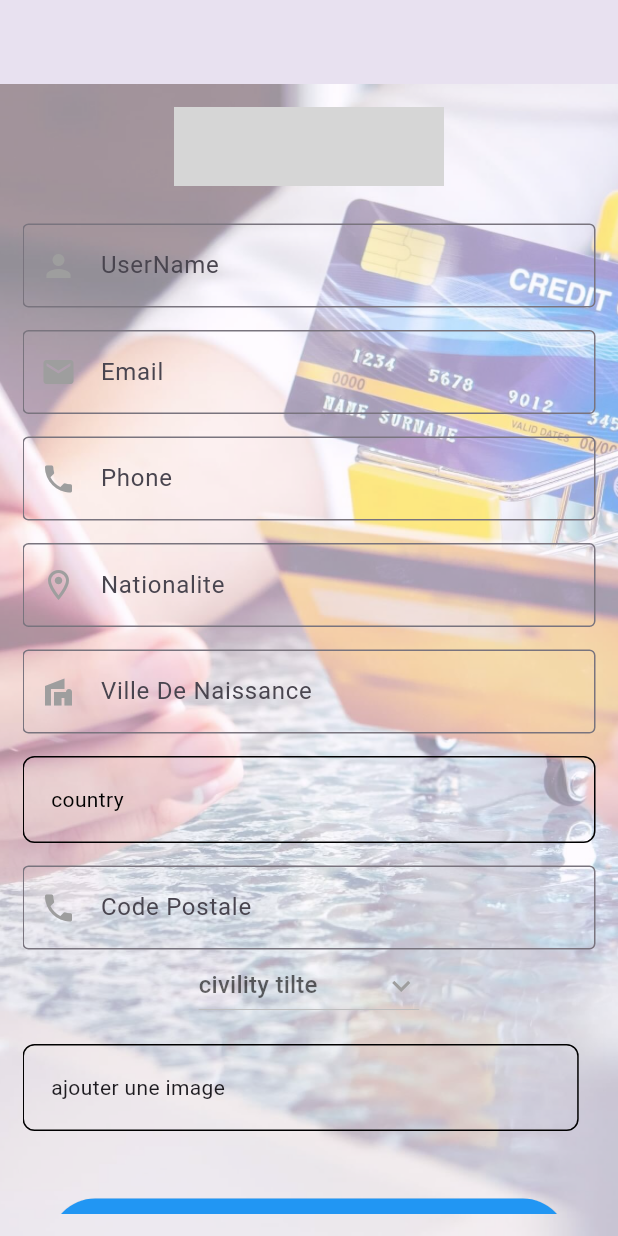
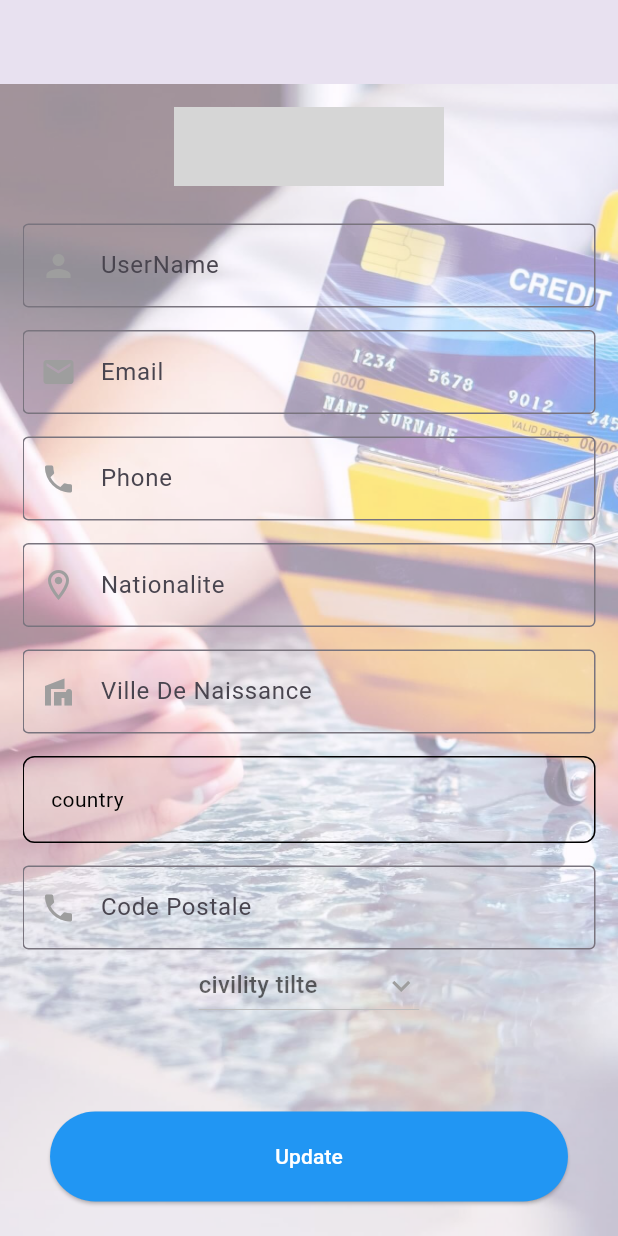
Before and after one commit to Atoui-Yassine/pfefront, a Flutter app: the EditProfileScreen widget shown alone on an empty page, opened directly, scrolled down 163 dp, on a phone screen of 412 x 824 dp. Run offline on Flutter 3.47's test engine with Material 3 defaults, Android fonts, the light colour scheme and no system bars; our stand-ins replace another_flutter_splash_screen, babstrap_settings_screen, country_picker, device_preview, dio, email_validator and 5 more; missing offline and left inert: dart:html, flip_carousel, widget_slider; accounts and stored records are empty; network calls fail; grey boxes are pictures that could not be loaded.

Commit message:
modification edit profile widget civility

```diff
--- a/lib/controllers/profile_controller.dart
+++ b/lib/controllers/profile_controller.dart
@@ -110,6 +110,7 @@ class ProfileController extends GetxController {
         AppStorage.saveId(loginModel!.id.toString());
         AppStorage.saveName(loginModel!.username);
         AppStorage.saveEmail(loginModel!.email!);
+        getUser();
         Get.to(const PropositionFinancementScreen());
       }
     } catch (e) {
--- a/lib/core/widgets/custom_drawer.dart
+++ b/lib/core/widgets/custom_drawer.dart
@@ -133,7 +133,7 @@ class _CustomDrawerState extends State<CustomDrawer> {
                         items: [
                           SettingsItem(
                             onTap: () {
-                              Get.to(EditProfileScreen());
+                              Get.to(const EditProfileScreen());
                             },
                             icons: Icons.edit_outlined,
                             title: "Edit Profile",
--- a/lib/screens/profile/edit_profile_screen.dart
+++ b/lib/screens/profile/edit_profile_screen.dart
@@ -281,46 +281,47 @@ class EditProfileScreen extends GetView<ProfileController> {
                 const SizedBox(
                   height: 15,
                 ),
-                GetBuilder<ProfileController>(
-                  builder: (controller) => Row(
-                    children: [
-                      Visibility(
-                        visible: controller.visibility,
-                        child: InkWell(
-                          child: Container(
-                              width: MediaQuery.sizeOf(context).width *
-                                  0.9, // Largeur du container
-                              //   height: 150, // Hauteur du container
-                              padding: const EdgeInsets.all(
-                                  18), // Espace intérieur du container
-                              decoration: BoxDecoration(
-                                borderRadius: BorderRadius.circular(8),
-                                border: Border.all(
-                                    color: Colors
-                                        .black), // Bordure arrondie du container
-                              ),
-                              child: const Text('ajouter une image')),
-                          onTap: () {
-                            controller.pickFile();
-                          },
-                        ),
-                      ),
-                      controller.pickedFile != null &&
-                              controller.fileBytes != null
-                          ? Column(
-                              children: [
-                                Image.memory(
-                                  controller.fileBytes!,
-                                  width: 50,
-                                  height: 50,
-                                ),
-                                Text(controller.pickedFile!.name),
-                              ],
-                            )
-                          : const SizedBox(),
-                    ],
-                  ),
-                ),
+                // GetBuilder<ProfileController>(
+                //   builder: (controller) => Row(
+                //     children: [
+                //       Visibility(
+                //         visible: controller.visibility,
+                //         child: InkWell(
+                //           child: Container(
+                //               width: MediaQuery.sizeOf(context).width *
+                //                   0.9, // Largeur du container
+                //               //   height: 150, // Hauteur du container
+                //               padding: const EdgeInsets.all(
+                //                   18), // Espace intérieur du container
+                //               decoration: BoxDecoration(
+                //                 borderRadius: BorderRadius.circular(8),
+                //                 border: Border.all(
+                //                     color: Colors
+                //                         .black), // Bordure arrondie du container
+                //               ),
+                //               child: const Text('ajouter un image')),
+                //           onTap: () {
+                //             controller.pickFile();
+                //           },
+                //         ),
+                //       ),
+                //       controller.pickedFile != null &&
+                //               controller.fileBytes != null
+                //           ? Column(
+                //               children: [
+                //                 Image.memory(
+                //                   controller.fileBytes!,
+                //                   width: 50,
+                //                   height: 50,
+                //                 ),
+                //                 Text(controller.pickedFile!.name),
+                //               ],
+                //             )
+                //           : const SizedBox(),
+                //     ],
+                //   ),
+                // ),
+
                 const SizedBox(
                   height: 15,
                 ),
```
